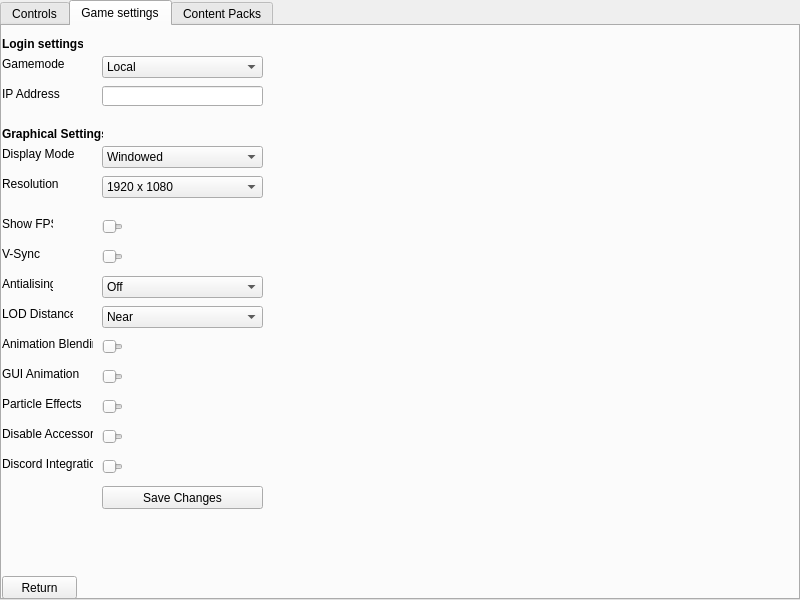
First picture: the form in ui/options_menu.ui, repository CrankySupertoon/ToontownServer, before the edit.
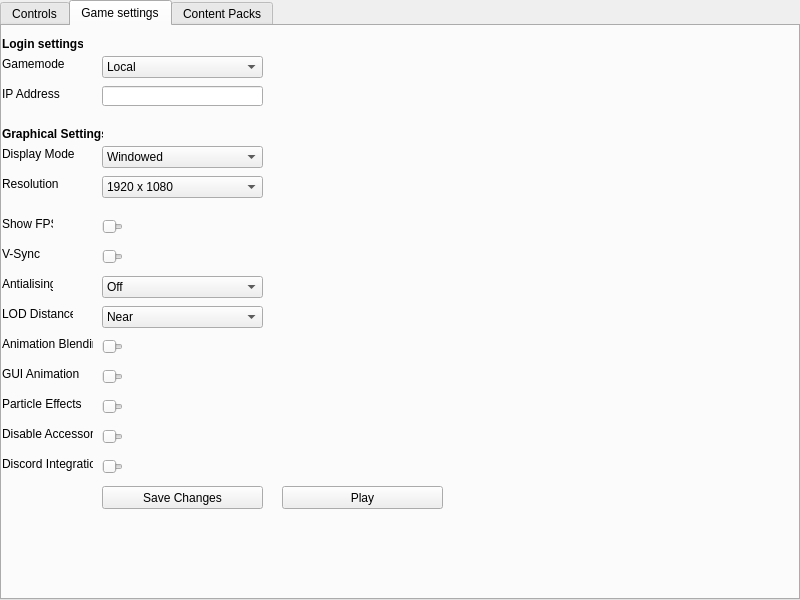
Second picture: the form after the edit.

Commit message: Updated a few things, such as JSON clearing after starting game

What changed in the file:
```diff
--- a/ui/options_menu.ui
+++ b/ui/options_menu.ui
@@ -852,19 +852,6 @@
       </rect>
      </property>
     </widget>
-    <widget class="QPushButton" name="returnButton_5">
-     <property name="geometry">
-      <rect>
-       <x>0</x>
-       <y>550</y>
-       <width>75</width>
-       <height>23</height>
-      </rect>
-     </property>
-     <property name="text">
-      <string>Return</string>
-     </property>
-    </widget>
     <widget class="QLabel" name="label_29">
      <property name="geometry">
       <rect>
@@ -1317,6 +1304,19 @@
       <enum>Qt::Horizontal</enum>
      </property>
     </widget>
+    <widget class="QPushButton" name="playGame">
+     <property name="geometry">
+      <rect>
+       <x>280</x>
+       <y>460</y>
+       <width>161</width>
+       <height>23</height>
+      </rect>
+     </property>
+     <property name="text">
+      <string>Play</string>
+     </property>
+    </widget>
    </widget>
    <widget class="QWidget" name="tab_2">
     <attribute name="title">
```
Left out of the diff: 26 changed lines with no effect on the pictures. The commit also changes 35 other files.
